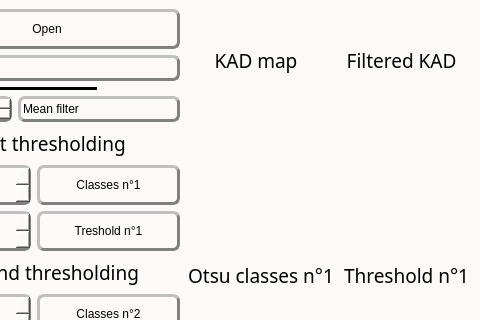
This is inichord/Restored_v1_TSG.ui in Cyril-Langlois/iniCHORD as Qt 5 draws it before an edit; both pictures show x 95 to 575 and y 0 to 320 of the 575 by 680 pixel window. The edited form follows.
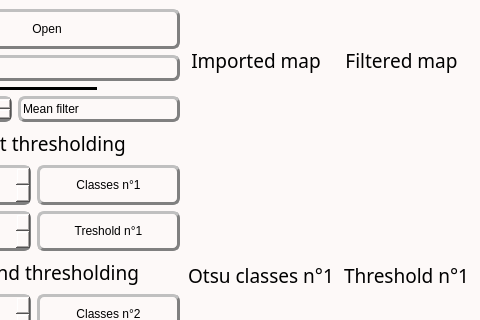
This is the edited form. Icons and pictures are not drawn. Custom widgets are drawn as their Qt base class.

The edit to the form file:
```diff
--- a/inichord/Restored_v1_TSG.ui
+++ b/inichord/Restored_v1_TSG.ui
@@ -1396,7 +1396,7 @@
                <number>0</number>
               </property>
               <property name="text">
-               <string>KAD map</string>
+               <string>Imported map</string>
               </property>
               <property name="scaledContents">
                <bool>false</bool>
@@ -1619,7 +1619,7 @@
                <number>0</number>
               </property>
               <property name="text">
-               <string>Filtered KAD</string>
+               <string>Filtered map</string>
               </property>
               <property name="scaledContents">
                <bool>false</bool>
```
